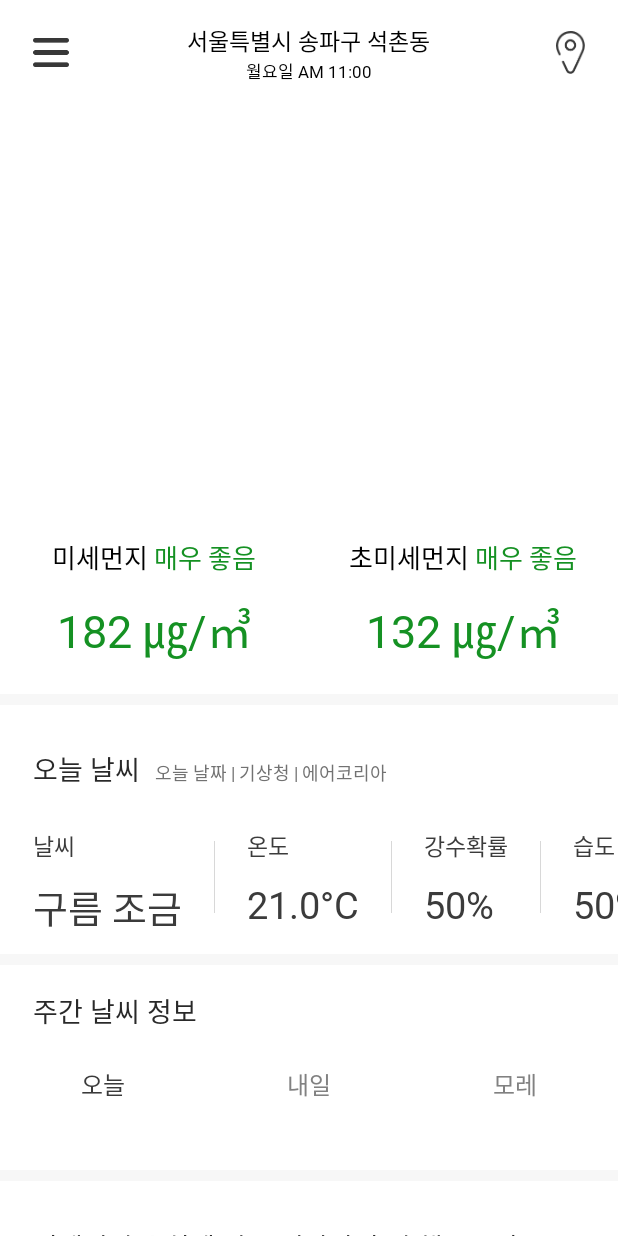
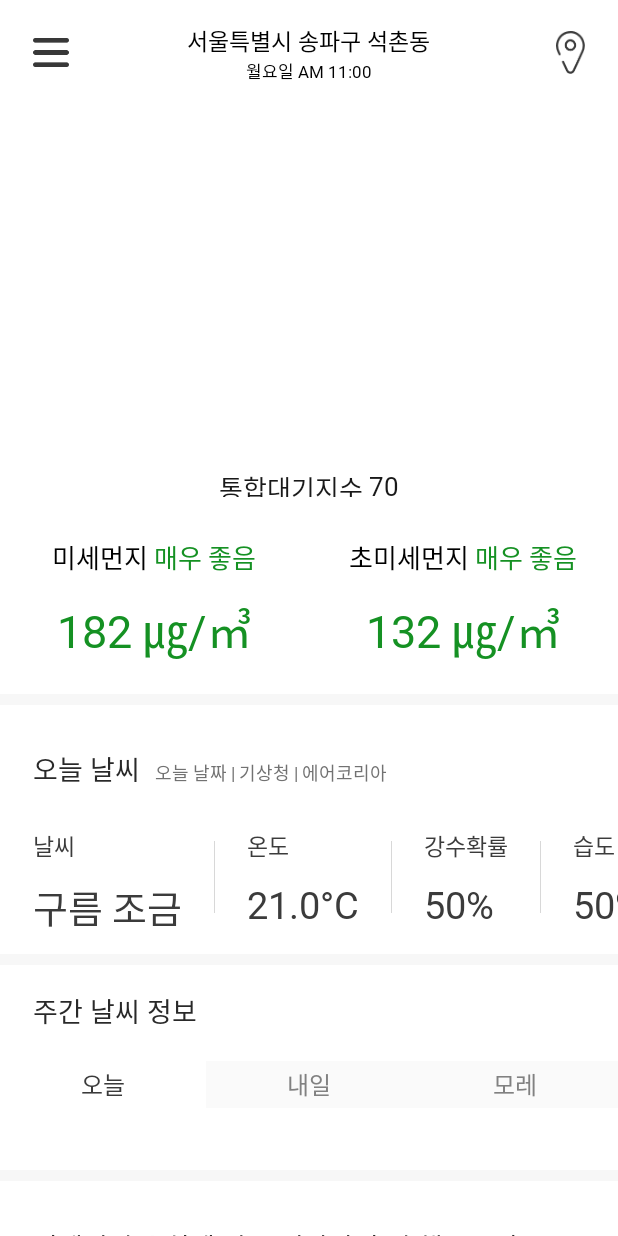
Before and after one commit to HYUNSOOSHIN/GraduationProject_2019-1, an Android app: the layout activity_main.xml on its own in the app's theme, with its tools: preview values and no code run, on a phone screen of 412 x 824 dp. Run offline under Robolectric (Android 15) with nearby library versions, the phone set to English and light mode, and no system bars.

Commit message:
[안드로이드] 전제적인 디자인 수정

```diff
--- a/app/src/main/res/layout/activity_main.xml
+++ b/app/src/main/res/layout/activity_main.xml
@@ -83,6 +83,36 @@
                 android:layout_below="@id/rl_001" />
 
             <LinearLayout
+                android:layout_width="160dp"
+                android:layout_height="19dp"
+                android:orientation="horizontal"
+                android:layout_above="@+id/mise"
+                android:layout_centerHorizontal="true"
+                android:layout_marginBottom="15.7dp"
+                android:gravity="center">
+
+                <TextView
+                    android:layout_width="wrap_content"
+                    android:layout_height="wrap_content"
+                    android:fontFamily="@font/nanumbarungothic"
+                    android:textAlignment="center"
+                    android:text="통합대기지수 "
+                    android:textSize="17sp"
+                    android:textColor="#191919"/>
+
+                <TextView
+                    android:id="@+id/total_value"
+                    android:layout_width="wrap_content"
+                    android:layout_height="wrap_content"
+                    android:fontFamily="@font/nanumbarungothicbold"
+                    android:textAlignment="center"
+                    android:text="70"
+                    android:textSize="17sp"
+                    android:textColor="#191919"/>
+
+            </LinearLayout>
+
+            <LinearLayout
                 android:id="@+id/mise"
                 android:layout_width="match_parent"
                 android:layout_height="wrap_content"
@@ -118,7 +148,7 @@
                             android:layout_width="wrap_content"
                             android:layout_height="wrap_content"
                             android:layout_gravity="center"
-                            android:fontFamily="@font/nanumbarungothic"
+                            android:fontFamily="@font/nanumbarungothicbold"
                             android:text="매우 좋음"
                             android:textColor="#159123"
                             android:textSize="17sp" />
@@ -130,7 +160,7 @@
                         android:layout_height="wrap_content"
                         android:layout_gravity="center"
                         android:layout_marginTop="11.7dp"
-                        android:fontFamily="@font/nanumbarungothic"
+                        android:fontFamily="@font/nanumbarungothicbold"
                         android:gravity="center"
                         android:text="182 ㎍/㎥"
                         android:textColor="#159123"
@@ -165,7 +195,7 @@
                             android:layout_width="wrap_content"
                             android:layout_height="wrap_content"
                             android:layout_gravity="center"
-                            android:fontFamily="@font/nanumbarungothic"
+                            android:fontFamily="@font/nanumbarungothicbold"
                             android:text="매우 좋음"
                             android:textColor="#159123"
                             android:textSize="17sp" />
@@ -177,7 +207,7 @@
                         android:layout_height="wrap_content"
                         android:layout_gravity="center"
                         android:layout_marginTop="11.7dp"
-                        android:fontFamily="@font/nanumbarungothic"
+                        android:fontFamily="@font/nanumbarungothicbold"
                         android:gravity="center"
                         android:text="132 ㎍/㎥"
                         android:textColor="#159123"
@@ -426,6 +456,7 @@
                         android:fontFamily="@font/nanumbarungothicbold"
                         android:gravity="center"
                         android:onClick="whatday"
+                        android:background="#fafafa"
                         android:text="내일"
                         android:textColor="#818181"
                         android:textSize="16sp" />
@@ -438,6 +469,7 @@
                         android:fontFamily="@font/nanumbarungothicbold"
                         android:gravity="center"
                         android:onClick="whatday"
+                        android:background="#fafafa"
                         android:text="모레"
                         android:textColor="#818181"
                         android:textSize="16sp" />
@@ -525,7 +557,7 @@
                         android:layout_alignBottom="@id/mark_img"
                         android:layout_marginBottom="8.5dp"
                         android:gravity="center"
-                        android:text="22"
+                        android:text="오류"
                         android:textColor="#ffffff"
                         android:textSize="11sp" />
                 </RelativeLayout>
--- a/app/src/main/res/layout/activity_qn_a.xml
+++ b/app/src/main/res/layout/activity_qn_a.xml
@@ -39,7 +39,7 @@
         android:layout_marginHorizontal="27dp"
         android:fontFamily="@font/nanumbarungothic"
         android:gravity="center"
-        android:text="shs0655@gmail.com로 남겨주세요"
+        android:text="jhim147605@gmail.com로 남겨주세요"
         android:textSize="15sp"
         android:textColor="#656565"/>
 </LinearLayout>
--- a/app/src/main/res/layout/activity_search.xml
+++ b/app/src/main/res/layout/activity_search.xml
@@ -4,6 +4,7 @@
     android:layout_width="match_parent"
     android:layout_height="match_parent"
     android:orientation="vertical"
+    android:background="#ffffff"
     tools:context=".Activity.SearchActivity">
 
     <LinearLayout
--- a/build.gradle
+++ b/build.gradle
@@ -9,7 +9,7 @@ buildscript {
         }
     }
     dependencies {
-        classpath 'com.android.tools.build:gradle:3.3.2'
+        classpath 'com.android.tools.build:gradle:3.4.1'
 
         // Firebase
         classpath 'com.google.gms:google-services:4.2.0'
```
Also changed, not shown: app/src/main/java/com/example/graduationproject_2019_1/Activity/AppWidget.java (+10 -2 lines), app/src/main/java/com/example/graduationproject_2019_1/Activity/MainActivity.java (+47 -14 lines), app/src/main/java/com/example/graduationproject_2019_1/Activity/SideBarView.java (+5 -5 lines), app/src/main/java/com/example/graduationproject_2019_1/Manager/AirGradeManager.java (+90 -10 lines), app/src/main/res/layout/appwidget.xml (+7 -7 lines), app/src/main/res/layout/sidebar.xml (+13 -46 lines), gradle/wrapper/gradle-wrapper.properties, 4 other files.
